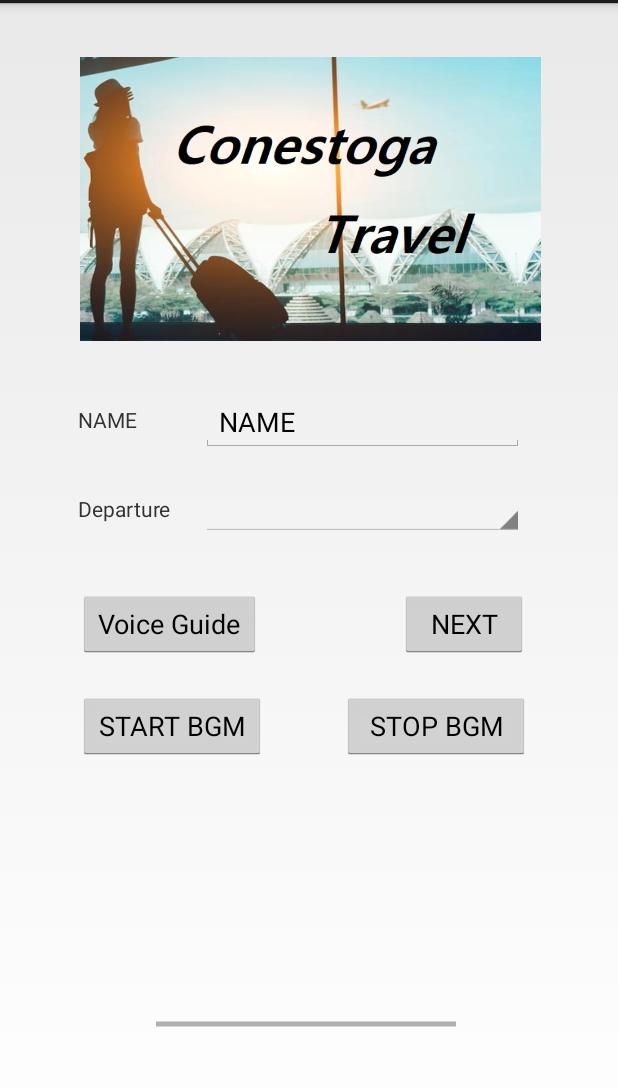
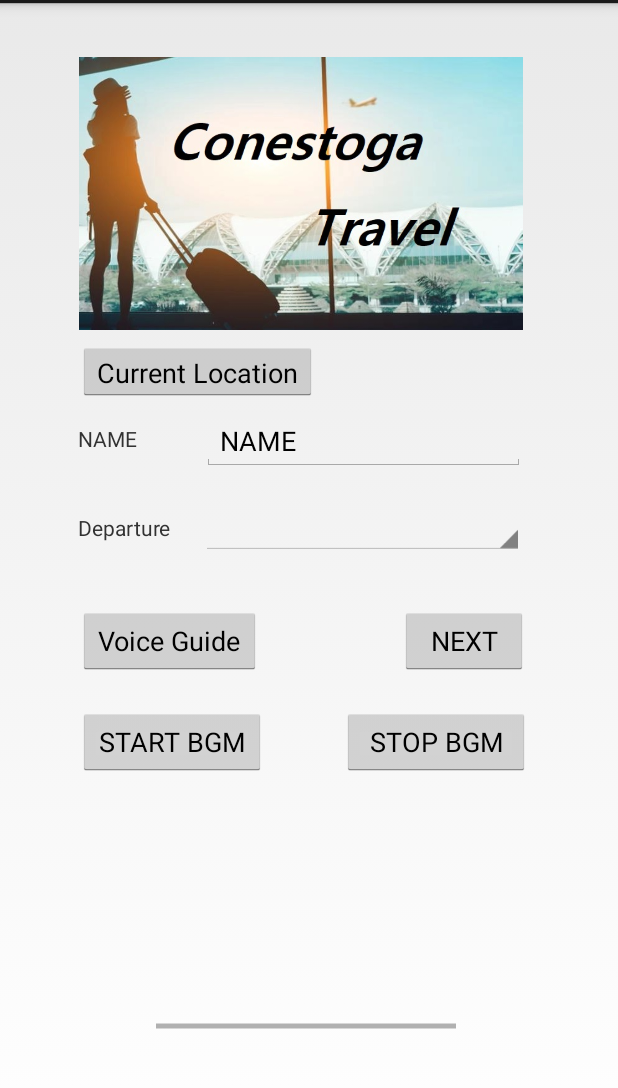
Before and after one commit to Mobile-Application-Assginment/Assginment, an Android app: the screen it shows after launch (PerInfoActivity), on a phone screen of 412 x 824 dp, the part 69-1157 px from its top. Run offline under Robolectric (Android 15) with nearby library versions, the phone set to English and light mode, and no system bars.

Commit message:
permission

```diff
--- a/app/src/main/java/com/example/mytripplanner/PerInfoActivity.java
+++ b/app/src/main/java/com/example/mytripplanner/PerInfoActivity.java
@@ -127,6 +127,18 @@ public class PerInfoActivity extends Activity implements TextToSpeech.OnInitList
                 speakOut();
             }
         });
+
+        // Permission
+        Button btnLocation = findViewById(R.id.btn_current_location);
+        // When push the Current Location button put data into intent and send it to Location Activity
+        btnLocation.setOnClickListener(new View.OnClickListener() {
+               @Override
+               public void onClick(View v) {
+                   Intent intent = new Intent(PerInfoActivity.this, CurrentLocationActivity.class );
+                   startActivity(intent);
+               }
+           }
+        );
 
         //BGM - Start Background music service
         btnStartBGM = findViewById(R.id.btn_startbgm);
--- a/app/src/main/res/layout/activity_perinfo.xml
+++ b/app/src/main/res/layout/activity_perinfo.xml
@@ -55,6 +55,17 @@
         app:layout_constraintTop_toBottomOf="@+id/spinner"
         app:layout_constraintVertical_bias="0.096" />
 
+    <Button
+        android:id="@+id/btn_current_location"
+        android:layout_width="159dp"
+        android:layout_height="39dp"
+        android:layout_marginStart="52dp"
+        android:layout_marginLeft="52dp"
+        android:layout_marginTop="8dp"
+        android:text="@string/current_location"
+        app:layout_constraintStart_toStartOf="parent"
+        app:layout_constraintTop_toBottomOf="@+id/iv_perinfo" />
+
     <TextView
         android:id="@+id/tv_name"
         android:layout_width="wrap_content"
@@ -70,7 +81,7 @@
         android:id="@+id/et_name"
         android:layout_width="215dp"
         android:layout_height="38dp"
-        android:layout_marginTop="36dp"
+        android:layout_marginTop="56dp"
         android:layout_marginEnd="48dp"
         android:layout_marginRight="48dp"
         android:autofillHints="@string/et_autofillhints"
@@ -78,15 +89,15 @@
         android:inputType="textPersonName"
         android:text="@string/name"
         app:layout_constraintEnd_toEndOf="parent"
-        app:layout_constraintHorizontal_bias="0.743"
+        app:layout_constraintHorizontal_bias="0.754"
         app:layout_constraintStart_toEndOf="@+id/tv_name"
         app:layout_constraintTop_toBottomOf="@+id/iv_perinfo"
         tools:visibility="visible" />
 
     <ImageView
         android:id="@+id/iv_perinfo"
-        android:layout_width="310dp"
-        android:layout_height="189dp"
+        android:layout_width="297dp"
+        android:layout_height="182dp"
         android:layout_marginStart="52dp"
         android:layout_marginLeft="52dp"
         android:layout_marginTop="36dp"
--- a/app/src/main/res/values/strings.xml
+++ b/app/src/main/res/values/strings.xml
@@ -45,4 +45,9 @@
     <string name="new_airport_name">Airport Name</string>
     <string name="add_airport">Add Airport</string>
     <string name="show_airport">Load Airport</string>
+        <!-- Permissions  -->
+    <string name="current_location">Current Location</string>
+    <string name="permission_rationale_location">Access to the location service is required to show your current location on the map.</string>
+    <string name="location_permission_denied">This service requires location permission. Please try again and grant access to use the location.</string>
+    <string name="permission_required_toast">Location permission is required for this service.</string>
 </resources>
--- a/build.gradle
+++ b/build.gradle
@@ -7,7 +7,7 @@ buildscript {
 
     }
     dependencies {
-        classpath 'com.android.tools.build:gradle:3.5.3'
+        classpath 'com.android.tools.build:gradle:3.6.2'
 
         // NOTE: Do not place your application dependencies here; they belong
         // in the individual module build.gradle files
```
Also changed, not shown: app/src/main/AndroidManifest.xml (+7 -1 lines), gradle/wrapper/gradle-wrapper.properties. Lines whose indentation alone changed are shown as unchanged.
